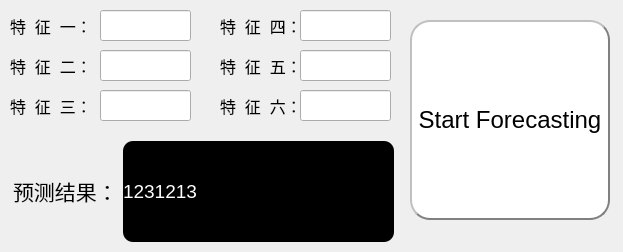
Old version of the form reptile/Xgboost/XGboost2.0.ui in the repository news-epoch/Python_project.
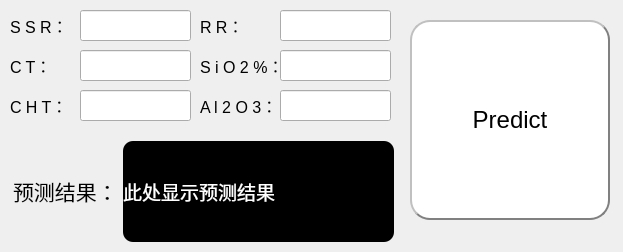
New version of the form.

Commit message: XGB模型GUI版本3.0--兼容版

Diff of the .ui file:
```diff
--- a/reptile/Xgboost/XGboost2.0.ui
+++ b/reptile/Xgboost/XGboost2.0.ui
@@ -18,7 +18,7 @@
     <rect>
      <x>10</x>
      <y>10</y>
-     <width>81</width>
+     <width>61</width>
      <height>31</height>
     </rect>
    </property>
@@ -35,7 +35,7 @@
     <string notr="true">ground-back:rgb(0, 85, 255)</string>
    </property>
    <property name="text">
-    <string>特  征  一：</string>
+    <string>S S R：</string>
    </property>
   </widget>
   <widget class="QLabel" name="featuresTwo_label">
@@ -43,7 +43,7 @@
     <rect>
      <x>10</x>
      <y>50</y>
-     <width>81</width>
+     <width>61</width>
      <height>31</height>
     </rect>
    </property>
@@ -60,7 +60,7 @@
     <string notr="true">ground-back:rgb(0, 85, 255)</string>
    </property>
    <property name="text">
-    <string>特  征  二：</string>
+    <string>C T：</string>
    </property>
   </widget>
   <widget class="QLabel" name="featuresThree_label">
@@ -68,7 +68,7 @@
     <rect>
      <x>10</x>
      <y>90</y>
-     <width>81</width>
+     <width>61</width>
      <height>31</height>
     </rect>
    </property>
@@ -85,15 +85,15 @@
     <string notr="true">ground-back:rgb(0, 85, 255)</string>
    </property>
    <property name="text">
-    <string>特  征  三：</string>
+    <string>C H T：</string>
    </property>
   </widget>
   <widget class="QLineEdit" name="featuresOne_edit">
    <property name="geometry">
     <rect>
-     <x>100</x>
+     <x>80</x>
      <y>10</y>
-     <width>91</width>
+     <width>111</width>
      <height>31</height>
     </rect>
    </property>
@@ -107,9 +107,9 @@
   <widget class="QLineEdit" name="featuresTwo_edit">
    <property name="geometry">
     <rect>
-     <x>100</x>
+     <x>80</x>
      <y>50</y>
-     <width>91</width>
+     <width>111</width>
      <height>31</height>
     </rect>
    </property>
@@ -123,9 +123,9 @@
   <widget class="QLineEdit" name="featuresThree_edit">
    <property name="geometry">
     <rect>
-     <x>100</x>
+     <x>80</x>
      <y>90</y>
-     <width>91</width>
+     <width>111</width>
      <height>31</height>
     </rect>
    </property>
@@ -139,7 +139,7 @@
   <widget class="QLabel" name="featuresFour_label">
    <property name="geometry">
     <rect>
-     <x>220</x>
+     <x>200</x>
      <y>10</y>
      <width>81</width>
      <height>31</height>
@@ -158,13 +158,13 @@
     <string notr="true">ground-back:rgb(0, 85, 255)</string>
    </property>
    <property name="text">
-    <string>特  征  四：</string>
+    <string>R R：</string>
    </property>
   </widget>
   <widget class="QLabel" name="featuresFive_label">
    <property name="geometry">
     <rect>
-     <x>220</x>
+     <x>200</x>
      <y>50</y>
      <width>81</width>
      <height>31</height>
@@ -183,13 +183,13 @@
     <string notr="true">ground-back:rgb(0, 85, 255)</string>
    </property>
    <property name="text">
-    <string>特  征  五：</string>
+    <string>S i O 2 %：</string>
    </property>
   </widget>
   <widget class="QLabel" name="featuresSix_label">
    <property name="geometry">
     <rect>
-     <x>220</x>
+     <x>200</x>
      <y>90</y>
      <width>81</width>
      <height>31</height>
@@ -208,15 +208,15 @@
     <string notr="true">ground-back:rgb(0, 85, 255)</string>
    </property>
    <property name="text">
-    <string>特  征  六：</string>
+    <string>A l 2 O 3：</string>
    </property>
   </widget>
   <widget class="QLineEdit" name="featuresFour_edit">
    <property name="geometry">
     <rect>
-     <x>300</x>
+     <x>280</x>
      <y>10</y>
-     <width>91</width>
+     <width>111</width>
      <height>31</height>
     </rect>
    </property>
@@ -230,9 +230,9 @@
   <widget class="QLineEdit" name="featuresFive_edit">
    <property name="geometry">
     <rect>
-     <x>300</x>
+     <x>280</x>
      <y>50</y>
-     <width>91</width>
+     <width>111</width>
      <height>31</height>
     </rect>
    </property>
@@ -246,9 +246,9 @@
   <widget class="QLineEdit" name="featuresSix_edit">
    <property name="geometry">
     <rect>
-     <x>300</x>
+     <x>280</x>
      <y>90</y>
-     <width>91</width>
+     <width>111</width>
      <height>31</height>
     </rect>
    </property>
@@ -295,7 +295,7 @@
 }</string>
    </property>
    <property name="text">
-    <string>Start Forecasting</string>
+    <string>Predict</string>
    </property>
    <property name="autoRepeat">
     <bool>false</bool>
@@ -344,7 +344,7 @@
 border-radius: 10px;</string>
    </property>
    <property name="text">
-    <string>1231213</string>
+    <string>此处显示预测结果</string>
    </property>
   </widget>
  </widget>
```
Left out of the diff: 2 changed lines with no effect on the pictures. The commit also changes 2 other files.
